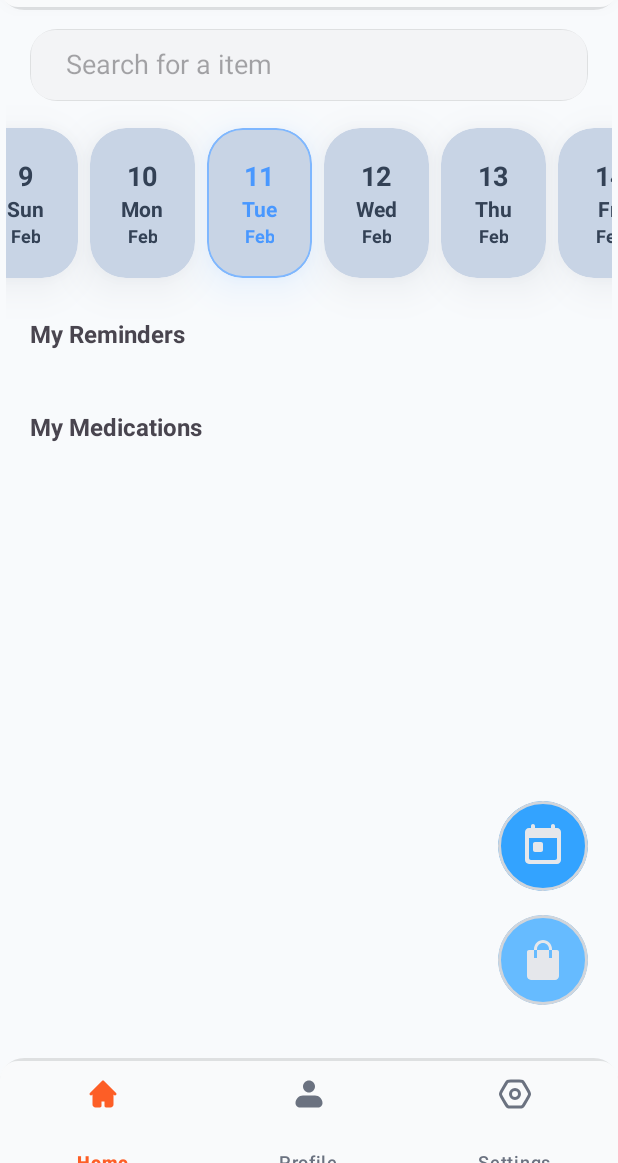
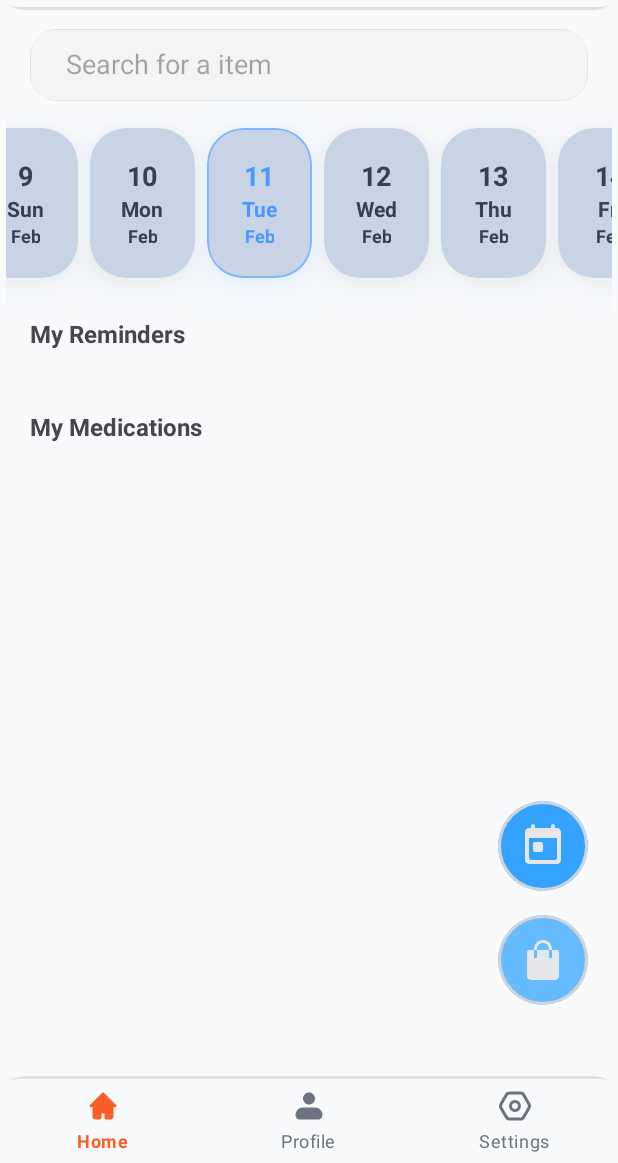
Before and after one commit to ks-official-Sahan/Meds-Android-App, an Android app: the HomeActivity screen opened directly, with no data from a screen before it, on a phone screen of 412 x 824 dp, the part 73-1236 px from its top. Run offline under Robolectric (Android 15) with nearby library versions, the phone set to English and light mode, and no system bars.

Commit message:
Changes: Improved PermissionManagement, BottomNavigation issues fix, LocationHelper. Alarm Improvements, UI Optimizations

```diff
--- a/app/build.gradle.kts
+++ b/app/build.gradle.kts
@@ -62,6 +62,7 @@ dependencies {
     implementation(libs.androidx.annotation)
     implementation(libs.androidx.lifecycle.livedata.ktx)
     implementation(libs.androidx.lifecycle.viewmodel.ktx)
+    implementation(libs.play.services.location)
     testImplementation(libs.junit)
     androidTestImplementation(libs.androidx.junit)
     androidTestImplementation(libs.androidx.espresso.core)
--- a/app/src/main/AndroidManifest.xml
+++ b/app/src/main/AndroidManifest.xml
@@ -54,13 +54,14 @@
         <activity
             android:name=".activity.AlarmActivity"
             android:theme="@style/Theme.Meds.Alarm"
+            android:launchMode="singleTop"
+            android:excludeFromRecents="true"
             android:showWhenLocked="true"
             android:turnScreenOn="true"
             android:exported="true" />
         <activity
             android:name=".activity.SplashActivity"
             android:exported="true"
-            android:label="@string/title_activity_splash"
             android:theme="@style/Theme.Meds.Launcher">
             <intent-filter>
                 <action android:name="android.intent.action.MAIN" />
--- a/app/src/main/java/com/sahansachintha/meds/activity/AlarmActivity.java
+++ b/app/src/main/java/com/sahansachintha/meds/activity/AlarmActivity.java
@@ -15,6 +15,7 @@ import androidx.core.view.ViewCompat;
 import androidx.core.view.WindowInsetsCompat;
 
 import com.sahansachintha.meds.R;
+import com.sahansachintha.meds.helper.LocationHelper;
 import com.sahansachintha.meds.helper.NotificationHelper;
 import com.sahansachintha.meds.utils.AlarmScheduler;
 
@@ -74,6 +75,10 @@ public class AlarmActivity extends AppCompatActivity {
             ringtone.stop();
         }
         missedAlarmHandler.removeCallbacksAndMessages(null);
+
+        // 🔥 Get Location on Dismiss
+        LocationHelper.getCurrentLocation(this);
+
         finish();
     }
 
--- a/app/src/main/java/com/sahansachintha/meds/activity/HomeActivity.java
+++ b/app/src/main/java/com/sahansachintha/meds/activity/HomeActivity.java
@@ -1,23 +1,16 @@
 package com.sahansachintha.meds.activity;
 
-import android.annotation.SuppressLint;
 import android.content.Intent;
 import android.content.pm.PackageManager;
 import android.net.Uri;
 import android.os.Bundle;
 import android.util.Log;
-import android.view.Menu;
-import android.view.MenuItem;
-import android.view.View;
 import android.widget.ImageView;
 import android.widget.Toast;
 
 import androidx.activity.EdgeToEdge;
-import androidx.activity.OnBackPressedCallback;
-import androidx.annotation.NonNull;
 import androidx.appcompat.app.ActionBarDrawerToggle;
 import androidx.appcompat.app.AppCompatActivity;
-import androidx.appcompat.widget.Toolbar;
 import androidx.core.content.ContextCompat;
 import androidx.core.graphics.Insets;
 import androidx.core.view.ViewCompat;
@@ -26,9 +19,7 @@ import androidx.drawerlayout.widget.DrawerLayout;
 import androidx.fragment.app.Fragment;
 import androidx.fragment.app.FragmentManager;
 import androidx.fragment.app.FragmentTransaction;
-import androidx.navigation.NavController;
 
-import com.google.android.material.appbar.MaterialToolbar;
 import com.google.android.material.bottomnavigation.BottomNavigationView;
 import com.google.android.material.floatingactionbutton.FloatingActionButton;
 import com.google.android.material.navigation.NavigationView;
@@ -37,6 +28,7 @@ import com.sahansachintha.meds.activity.auth.AuthActivity;
 import com.sahansachintha.meds.fragment.navigation.HomeFragment;
 import com.sahansachintha.meds.fragment.navigation.ProfileFragment;
 import com.sahansachintha.meds.fragment.navigation.SettingFragment;
+import com.sahansachintha.meds.helper.PermissionHelper;
 
 import org.jetbrains.annotations.NotNull;
 
@@ -139,6 +131,16 @@ public class HomeActivity extends AppCompatActivity {
         /* Default Toolbar Back-press Configuration */
         // getOnBackPressedDispatcher().addCallback(this, new HomeOnBackPressedCallback());
         /* Navigations */
+
+
+        /* Request Permissions */
+        PermissionHelper.getNotificationPermission(this);
+        PermissionHelper.getLocationPermission(this);
+        PermissionHelper.getBluetoothPermission(this);
+
+        PermissionHelper.requestBatteryOptimizations(this);
+        PermissionHelper.requestOverlayPermission(this);
+        /* Request Permissions */
     }
 
     /* Manage Navigation Logic */
--- a/app/src/main/java/com/sahansachintha/meds/helper/PermissionHelper.java
+++ b/app/src/main/java/com/sahansachintha/meds/helper/PermissionHelper.java
@@ -1,10 +1,10 @@
 package com.sahansachintha.meds.helper;
 
 import android.Manifest;
-import android.annotation.SuppressLint;
 import android.app.Activity;
 import android.content.Context;
 import android.content.Intent;
+import android.content.SharedPreferences;
 import android.content.pm.PackageManager;
 import android.net.Uri;
 import android.os.Build;
@@ -12,78 +12,112 @@ import android.os.PowerManager;
 import android.provider.Settings;
 
 import androidx.annotation.NonNull;
-import androidx.annotation.RequiresApi;
 import androidx.core.app.ActivityCompat;
 import androidx.core.content.ContextCompat;
 
 public class PermissionHelper {
+    private static final int LOCATION_PERMISSION_REQUEST_CODE = 102;
+    private static final String PREFS_NAME = "MyMedsPermissionPrefs";
 
+    /* Permission Memory */
+    private static SharedPreferences getPrefs(Context context) {
+        return context.getSharedPreferences(PREFS_NAME, Context.MODE_PRIVATE);
+    }
+
+    private static boolean isPermissionRequestedBefore(Context context, String permission) {
+        return getPrefs(context).getBoolean(permission, false);
+    }
+
+    private static void markPermissionRequested(Context context, String permission) {
+        getPrefs(context).edit().putBoolean(permission, true).apply();
+    }
+    /* Permission Memory */
+
+
+    /* General */
     public static boolean checkRuntimePermission(@NonNull Context context, @NonNull String permission) {
         return ContextCompat.checkSelfPermission(context, permission) != PackageManager.PERMISSION_GRANTED;
     }
 
-    public static boolean getRuntimePermission(@NonNull Context context, @NonNull String permission) {
+    public static boolean requestPermission(@NonNull Context context, @NonNull String permission) {
         if (checkRuntimePermission(context, permission)) {
             ActivityCompat.requestPermissions((Activity) context, new String[]{permission}, 0);
+            markPermissionRequested(context, permission);
         }
         return checkRuntimePermission(context, permission);
     }
+    /* General */
 
-    public static void getNotificationRuntimePermission(@NonNull Context context) {
+    /* Bluetooth */
+    public static boolean getBluetoothPermission(Context context) {
+        if (ContextCompat.checkSelfPermission(context, Manifest.permission.BLUETOOTH) != PackageManager.PERMISSION_GRANTED) {
+            ActivityCompat.requestPermissions((Activity) context, new String[]{Manifest.permission.BLUETOOTH, Manifest.permission.BLUETOOTH_SCAN}, LOCATION_PERMISSION_REQUEST_CODE);
+        }
+        return checkRuntimePermission(context, Manifest.permission.BLUETOOTH);
+    }
+    /* Bluetooth */
+
+    /* Location */
+    public static boolean getLocationPermission(Context context) {
+        if (ContextCompat.checkSelfPermission(context, Manifest.permission.ACCESS_FINE_LOCATION) != PackageManager.PERMISSION_GRANTED) {
+            ActivityCompat.requestPermissions((Activity) context, new String[]{Manifest.permission.ACCESS_FINE_LOCATION, Manifest.permission.ACCESS_COARSE_LOCATION}, LOCATION_PERMISSION_REQUEST_CODE);
+        }
+        return checkRuntimePermission(context, Manifest.permission.ACCESS_FINE_LOCATION);
+    }
+
+    public static boolean getLocationPermission(Activity activity) {
+        if (ContextCompat.checkSelfPermission(activity, Manifest.permission.ACCESS_FINE_LOCATION) != PackageManager.PERMISSION_GRANTED) {
+            ActivityCompat.requestPermissions(activity, new String[]{Manifest.permission.ACCESS_FINE_LOCATION, Manifest.permission.ACCESS_COARSE_LOCATION}, LOCATION_PERMISSION_REQUEST_CODE);
+        }
+        return checkRuntimePermission(activity, Manifest.permission.ACCESS_FINE_LOCATION);
+    }
+    /* Location */
+
+
+    /* Notification */
+    public static boolean getNotificationPermission(@NonNull Context context) {
         if (ContextCompat.checkSelfPermission(context, Manifest.permission.POST_NOTIFICATIONS) != PackageManager.PERMISSION_GRANTED) {
             if (Build.VERSION_CODES.TIRAMISU <= Build.VERSION.SDK_INT) {
                 ActivityCompat.requestPermissions((Activity) context, new String[]{Manifest.permission.POST_NOTIFICATIONS}, 0);
+                return checkRuntimePermission(context, Manifest.permission.POST_NOTIFICATIONS);
             } else {
                 ActivityCompat.requestPermissions((Activity) context, new String[]{"android.permission.POST_NOTIFICATIONS"}, 0);
             }
         }
+        return checkRuntimePermission(context, "android.permission.POST_NOTIFICATIONS");
     }
+    /* Notification */
 
-    public static void getBatteryOptimizationRuntimePermission(@NonNull Context context) {
-        if (ContextCompat.checkSelfPermission(context, Manifest.permission.REQUEST_IGNORE_BATTERY_OPTIMIZATIONS) != PackageManager.PERMISSION_GRANTED) {
-            if (Build.VERSION_CODES.TIRAMISU <= Build.VERSION.SDK_INT) {
-                ActivityCompat.requestPermissions((Activity) context, new String[]{Manifest.permission.REQUEST_IGNORE_BATTERY_OPTIMIZATIONS}, 0);
-            } else {
-                ActivityCompat.requestPermissions((Activity) context, new String[]{"android.permission.REQUEST_IGNORE_BATTERY_OPTIMIZATIONS"}, 0);
+    /* Alarm */
+    public static void requestExactAlarmPermission(Context context) {
+        if (Build.VERSION.SDK_INT >= Build.VERSION_CODES.S) {
+            Intent intent = new Intent(Settings.ACTION_REQUEST_SCHEDULE_EXACT_ALARM, Uri.parse("package:" + context.getPackageName()));
+            context.startActivity(intent);
+        }
+    }
+    /* Alarm */
+
+    /* Overlay */
+    public static void requestOverlayPermission(Activity activity) {
+        if (Build.VERSION.SDK_INT >= Build.VERSION_CODES.M) {
+            if (!Settings.canDrawOverlays(activity) && !isPermissionRequestedBefore(activity, Settings.ACTION_MANAGE_OVERLAY_PERMISSION)) {
+                Intent intent = new Intent(Settings.ACTION_MANAGE_OVERLAY_PERMISSION,
+                        Uri.parse("package:" + activity.getPackageName()));
+                activity.startActivityForResult(intent, 101);
+                markPermissionRequested(activity, Settings.ACTION_MANAGE_OVERLAY_PERMISSION);
             }
         }
     }
+    /* Overlay */
 
-    /* violates google play policy on ignore battery optimization */
-//    @SuppressLint("QueryPermissionsNeeded")
-//    public static void checkBatteryOptimization(Context context) {
-//        if (Build.VERSION.SDK_INT >= Build.VERSION_CODES.M) {
-//            String packageName = context.getPackageName();
-//            PowerManager pm = (PowerManager) context.getSystemService(Context.POWER_SERVICE);
-//
-//            if (!pm.isIgnoringBatteryOptimizations(packageName)) {
-//                @SuppressLint("BatteryLife") Intent intent = new Intent(Settings.ACTION_REQUEST_IGNORE_BATTERY_OPTIMIZATIONS);
-//                intent.setData(Uri.parse("package:" + packageName));
-//
-//                // Check if there's an Activity to handle the Intent
-//                PackageManager packageManager = context.getPackageManager();
-//                if (intent.resolveActivity(packageManager) != null) {
-//                    context.startActivity(intent);
-//                }
-//            }
-//        }
-//    }
-
-
-    public static void getAlarmRuntimePermission(@NonNull Context context) {
-        if (ContextCompat.checkSelfPermission(context, Manifest.permission.SCHEDULE_EXACT_ALARM) != PackageManager.PERMISSION_GRANTED) {
-            if (Build.VERSION_CODES.TIRAMISU <= Build.VERSION.SDK_INT) {
-                ActivityCompat.requestPermissions((Activity) context, new String[]{Manifest.permission.SCHEDULE_EXACT_ALARM}, 0);
-            } else {
-                ActivityCompat.requestPermissions((Activity) context, new String[]{"android. permission. SCHEDULE_EXACT_ALARM"}, 0);
-            }
+    /* Battery */
+    public static void requestBatteryOptimizations(Context context) {
+        PowerManager pm = (PowerManager) context.getSystemService(Context.POWER_SERVICE);
+        if (pm != null && !pm.isIgnoringBatteryOptimizations(context.getPackageName()) && !isPermissionRequestedBefore(context, Settings.ACTION_IGNORE_BATTERY_OPTIMIZATION_SETTINGS)) {
+            Intent intent = new Intent(Settings.ACTION_IGNORE_BATTERY_OPTIMIZATION_SETTINGS);
+            context.startActivity(intent);
+            markPermissionRequested(context, Settings.ACTION_IGNORE_BATTERY_OPTIMIZATION_SETTINGS);
         }
     }
-
-    @RequiresApi(api = Build.VERSION_CODES.S)
-    public static void requestExactAlarmPermission(Context context) {
-        Intent intent = new Intent(Settings.ACTION_REQUEST_SCHEDULE_EXACT_ALARM, Uri.parse("package:" + context.getPackageName()));
-        context.startActivity(intent);
-    }
-
+    /* Battery */
 }
--- a/app/src/main/java/com/sahansachintha/meds/receiver/AlarmReceiver.java
+++ b/app/src/main/java/com/sahansachintha/meds/receiver/AlarmReceiver.java
@@ -7,6 +7,7 @@ import android.content.Intent;
 import android.util.Log;
 
 import com.sahansachintha.meds.activity.AlarmActivity;
+import com.sahansachintha.meds.helper.LocationHelper;
 import com.sahansachintha.meds.helper.NotificationHelper;
 import com.sahansachintha.meds.model.Reminder;
 import com.sahansachintha.meds.utils.AlarmScheduler;
@@ -44,7 +45,6 @@ public class AlarmReceiver extends BroadcastReceiver {
         Intent alarmIntent = new Intent(context, AlarmActivity.class);
         alarmIntent.putExtra("reminderId", reminderId);
         alarmIntent.addFlags(Intent.FLAG_ACTIVITY_NEW_TASK | Intent.FLAG_ACTIVITY_CLEAR_TOP);
-        context.startActivity(alarmIntent);
 
         PendingIntent fullScreenPendingIntent = PendingIntent.getActivity(
                 context,
@@ -55,12 +55,16 @@ public class AlarmReceiver extends BroadcastReceiver {
 
         // 🔥 Show High-Priority Notification with Full-Screen Intent
         NotificationHelper.showFullScreenAlarmNotification(context, fullScreenPendingIntent);
+        context.startActivity(alarmIntent);
     }
 
     private void autoSnooze(Context context, int reminderId) {
         Calendar calendar = Calendar.getInstance();
         calendar.add(Calendar.MINUTE, 10); // Auto-snooze for 10 minutes
         AlarmScheduler.scheduleReminder(context, reminderId, calendar);
+
+        // 🔥 Get Location If Alarm is Missed
+        LocationHelper.getCurrentLocation(context);
     }
 
 }
--- a/app/src/main/res/layout/activity_auth.xml
+++ b/app/src/main/res/layout/activity_auth.xml
@@ -263,6 +263,7 @@
         app:layout_constraintBottom_toBottomOf="@+id/cardView"
         app:layout_constraintEnd_toStartOf="@+id/cardView"
         app:tint="?attr/colorTintMid"
+        android:visibility="gone"
         tools:visibility="visible" />
     <!--  Asset 3  -->
 
--- a/app/src/main/res/layout/activity_home.xml
+++ b/app/src/main/res/layout/activity_home.xml
@@ -115,19 +115,30 @@
         <!-- Floating Button -->
 
         <!-- Bottom Navigation -->
+        <FrameLayout
+            android:layout_width="match_parent"
+            android:layout_height="wrap_content"
+            android:layout_gravity="bottom">
+
             <com.google.android.material.bottomnavigation.BottomNavigationView
                 android:id="@+id/bottom_navigation_view_user"
                 android:layout_width="match_parent"
-            android:layout_height="90dp"
-            android:layout_alignParentBottom="true"
-            android:layout_gravity="bottom"
-            android:layout_marginBottom="-20dp"
+                android:layout_height="wrap_content"
                 android:background="@drawable/background_nav_bottom"
                 android:padding="0dp"
+                android:layout_marginBottom="-22dp"
                 app:itemActiveIndicatorStyle="@drawable/background_menu_item"
                 app:itemIconTint="?attr/colorNeutral500"
-            app:labelVisibilityMode="auto"
+                app:itemIconSize="24dp"
+                app:itemPaddingTop="8dp"
+                app:itemPaddingBottom="32dp"
+                app:itemIconPadding="0dp"
+                app:itemTextAppearanceActive="@style/BottomNavTextAppearanceActive"
+                app:itemTextAppearanceInactive="@style/BottomNavTextAppearanceInactive"
+                app:labelVisibilityMode="labeled"
                 app:menu="@menu/user_bottom_nav_menu" />
+        </FrameLayout>
+        <!-- Bottom Navigation -->
 
     </androidx.coordinatorlayout.widget.CoordinatorLayout>
 
--- a/app/src/main/res/menu/user_bottom_nav_menu.xml
+++ b/app/src/main/res/menu/user_bottom_nav_menu.xml
@@ -1,15 +1,21 @@
 <?xml version="1.0" encoding="utf-8"?>
-<menu xmlns:android="http://schemas.android.com/apk/res/android">
+<menu xmlns:android="http://schemas.android.com/apk/res/android"
+    xmlns:app="http://schemas.android.com/apk/res-auto"
+    xmlns:tools="http://schemas.android.com/tools">
     <item
         android:id="@+id/menu_item_home"
         android:icon="@drawable/ic_home"
-        android:title="@string/title_home" />
+        android:title="@string/title_home"
+        app:iconSize="24dp" />
     <item
         android:id="@+id/menu_item_profile"
         android:icon="@drawable/ic_profile"
-        android:title="@string/title_profile" />
+        android:title="@string/title_profile"
+        app:iconSize="24dp" />
     <item
         android:id="@+id/menu_item_setting"
         android:icon="@drawable/ic_setting"
-        android:title="@string/title_setting" />
+
+        android:title="@string/title_setting"
+        app:iconSize="24dp" />
 </menu>
--- a/app/src/main/res/values/themes.xml
+++ b/app/src/main/res/values/themes.xml
@@ -64,6 +64,16 @@
         <item name="android:windowFullscreen">true</item>
     </style>
 
+    <!--  Bottom Navigation  -->
+    <style name="BottomNavTextAppearanceActive" parent="TextAppearance.MaterialComponents.Caption">
+        <item name="android:padding">0dp</item>
+    </style>
+
+    <style name="BottomNavTextAppearanceInactive" parent="TextAppearance.MaterialComponents.Caption">
+        <item name="android:padding">0dp</item>
+    </style>
+    <!--  Bottom Navigation  -->
+
     <!-- Light Mode Theme -->
     <style name="Theme.Meds.Colors" parent="Base.Theme.Meds">
         <item name="colorPrimaryVariant">@color/primary_variant_light</item>
--- a/gradle/libs.versions.toml
+++ b/gradle/libs.versions.toml
@@ -16,6 +16,7 @@ okhttp = "4.12.0"
 annotation = "1.9.1"
 lifecycleLivedataKtx = "2.8.7"
 lifecycleViewmodelKtx = "2.8.7"
+playServicesLocation = "21.3.0"
 
 [libraries]
 androidx-core-ktx = { group = "androidx.core", name = "core-ktx", version.ref = "coreKtx" }
@@ -35,6 +36,7 @@ okhttp = { module = "com.squareup.okhttp3:okhttp", version.ref = "okhttp" }
 androidx-annotation = { group = "androidx.annotation", name = "annotation", version.ref = "annotation" }
 androidx-lifecycle-livedata-ktx = { group = "androidx.lifecycle", name = "lifecycle-livedata-ktx", version.ref = "lifecycleLivedataKtx" }
 androidx-lifecycle-viewmodel-ktx = { group = "androidx.lifecycle", name = "lifecycle-viewmodel-ktx", version.ref = "lifecycleViewmodelKtx" }
+play-services-location = { group = "com.google.android.gms", name = "play-services-location", version.ref = "playServicesLocation" }
 
 [plugins]
 android-application = { id = "com.android.application", version.ref = "agp" }
```
Also changed, not shown: app/src/main/java/com/sahansachintha/meds/activity/SplashActivity.java (+2 -5 lines), app/src/main/java/com/sahansachintha/meds/helper/LocationHelper.java (added, +30 -0 lines), app/src/main/java/com/sahansachintha/meds/helper/NotificationHelper.java (+6 -6 lines), app/src/main/java/com/sahansachintha/meds/utils/AlarmScheduler.java (+2 -8 lines). Lines whose indentation alone changed are shown as unchanged.
